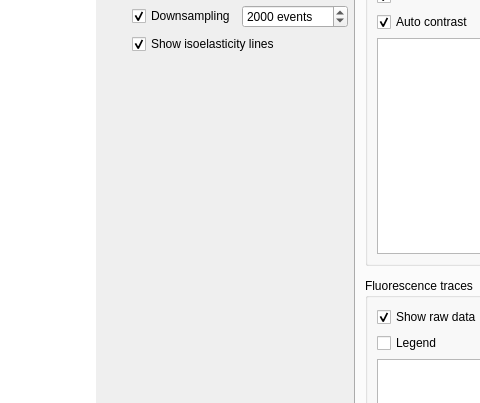
Above: shapeout2/gui/quick_view/qv_main.ui from ZELLMECHANIK-DRESDEN/ShapeOut2 before the change; both pictures show x 365 to 845 and y 138 to 541 of the 1429 by 746 pixel window. Below: the same form after it.
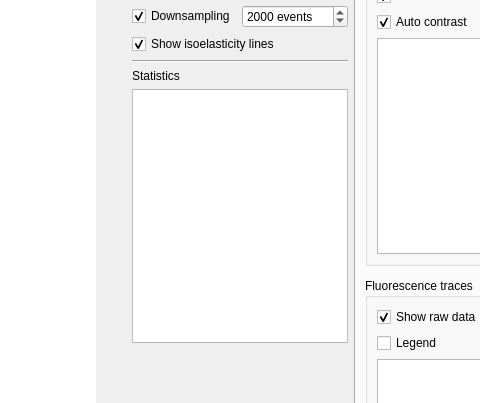
That is the form after the change. Icons and pictures are not drawn. Custom widgets are drawn as their Qt base class.

Commit message: feat: show basic statistics in QuickView (close #13)

```diff
--- a/shapeout2/gui/quick_view/qv_main.ui
+++ b/shapeout2/gui/quick_view/qv_main.ui
@@ -327,6 +327,48 @@
         </property>
        </widget>
       </item>
+      <item>
+       <widget class="Line" name="line">
+        <property name="orientation">
+         <enum>Qt::Horizontal</enum>
+        </property>
+       </widget>
+      </item>
+      <item>
+       <widget class="QLabel" name="label_5">
+        <property name="text">
+         <string>Statistics</string>
+        </property>
+       </widget>
+      </item>
+      <item>
+       <widget class="QTableWidget" name="tableWidget_stat">
+        <property name="frameShadow">
+         <enum>QFrame::Plain</enum>
+        </property>
+        <property name="sizeAdjustPolicy">
+         <enum>QAbstractScrollArea::AdjustToContents</enum>
+        </property>
+        <property name="alternatingRowColors">
+         <bool>true</bool>
+        </property>
+        <property name="verticalScrollMode">
+         <enum>QAbstractItemView::ScrollPerPixel</enum>
+        </property>
+        <property name="horizontalScrollMode">
+         <enum>QAbstractItemView::ScrollPerPixel</enum>
+        </property>
+        <attribute name="horizontalHeaderVisible">
+         <bool>false</bool>
+        </attribute>
+        <attribute name="verticalHeaderVisible">
+         <bool>false</bool>
+        </attribute>
+        <attribute name="verticalHeaderHighlightSections">
+         <bool>false</bool>
+        </attribute>
+       </widget>
+      </item>
       <item>
        <spacer name="verticalSpacer">
         <property name="orientation">
```
The commit also changes 2 other files.
